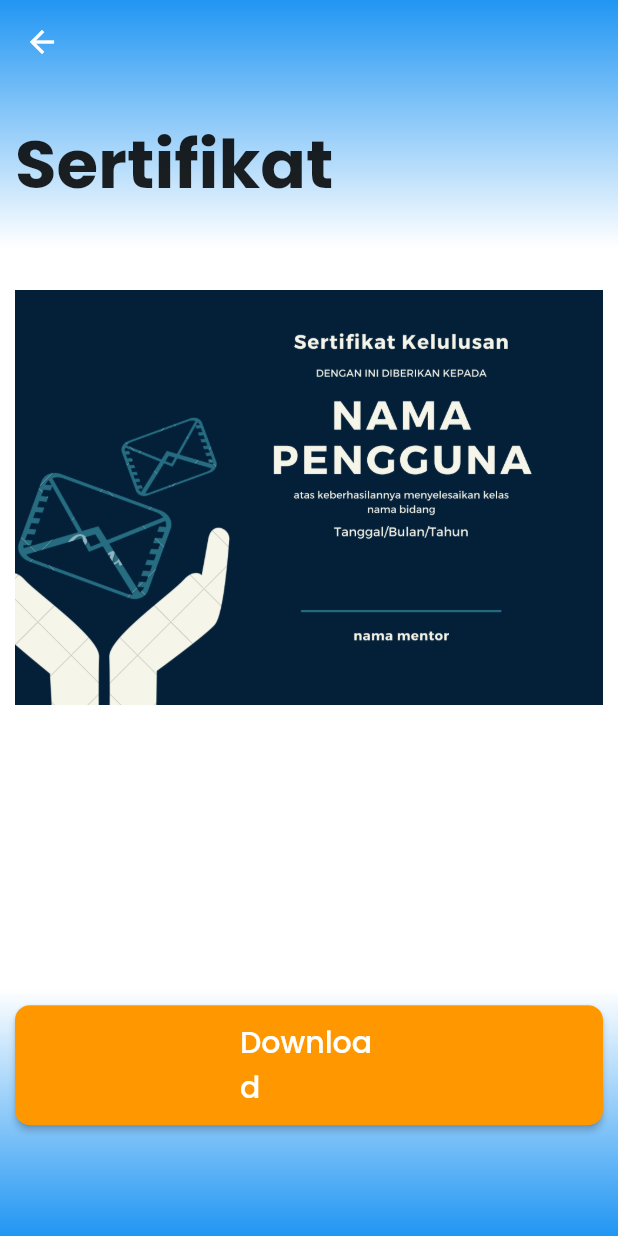
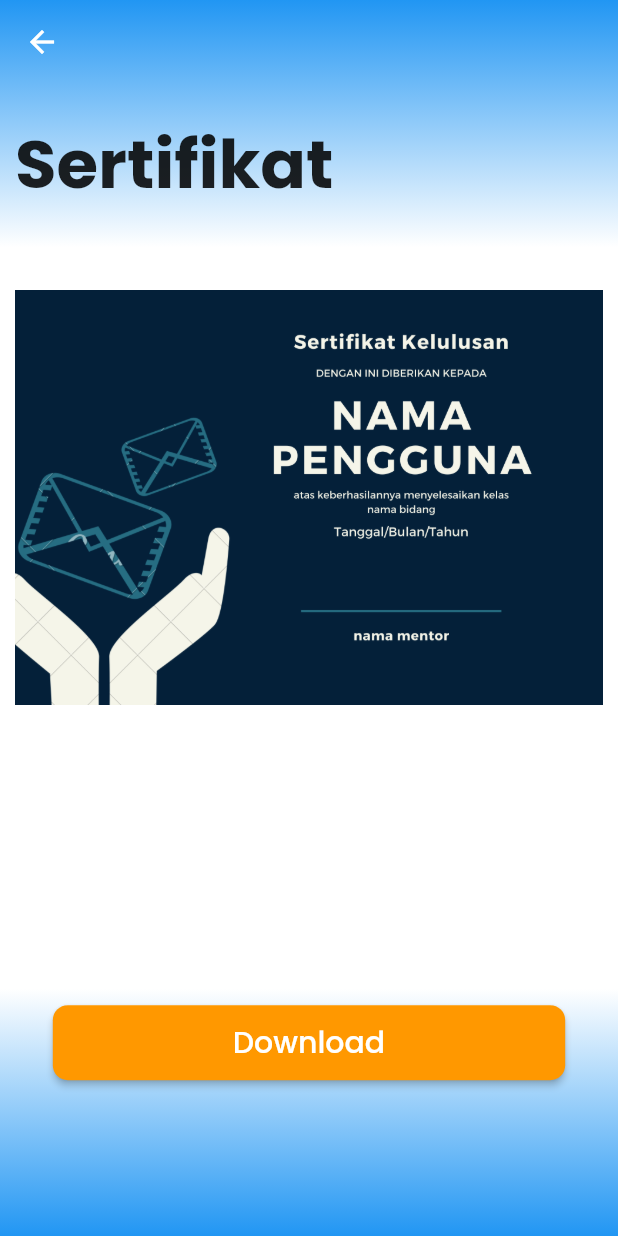
Before and after one commit to rezaoktaviansandyxx/mentorskill, a Flutter app: the Certificate screen opened directly, on a phone screen of 412 x 824 dp. Run offline on Flutter 3.47's test engine with Material 2 defaults, Android fonts, the phone set to English and light mode, and no system bars; our stand-ins replace cloud_firestore, firebase_auth, firebase_core, font_awesome_flutter, google_fonts, introduction_screen; accounts and stored records are empty.

Commit message:
Update tombol sertifikat

```diff
--- a/lib/page/certificate.dart
+++ b/lib/page/certificate.dart
@@ -71,7 +71,7 @@ class _CertificateState extends State<Certificate> {
                 ),
                 style: ElevatedButton.styleFrom(
                   primary: Colors.orange,
-                  padding: EdgeInsets.fromLTRB(150, 10, 150, 10),
+                  padding: EdgeInsets.fromLTRB(120, 10, 120, 10),
                   shape: RoundedRectangleBorder(
                     borderRadius: BorderRadius.circular(10),
                   ),
```
